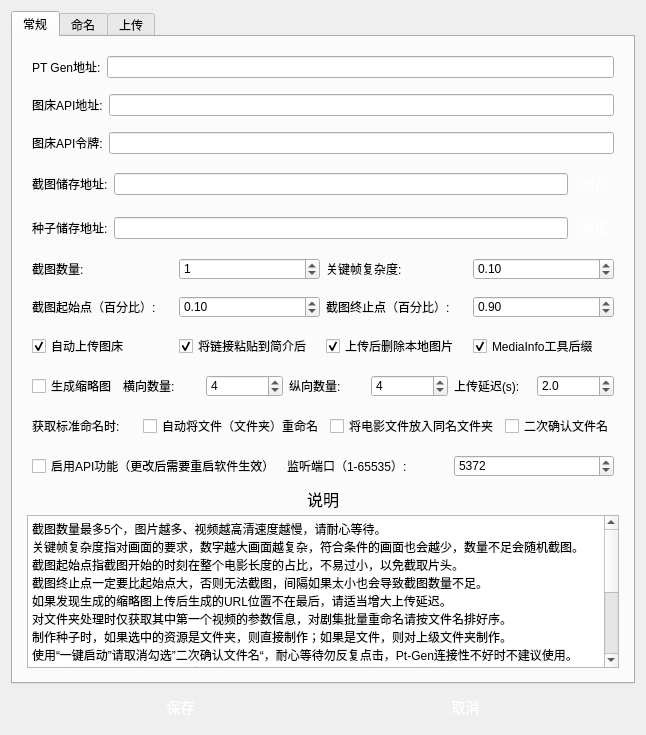
publish-helper/publish-helper, file src/gui/ui/settings.ui: the form before one commit.
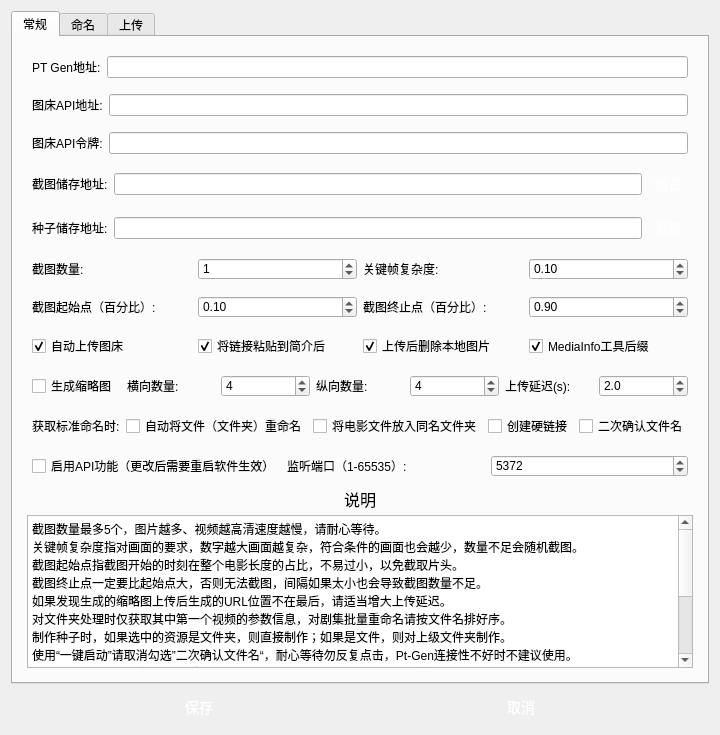
The form after the commit.

Commit message: Feat: 新增重命名前制作硬链接的功能（重命名将不再影响做种）。

```diff
--- a/src/gui/ui/settings.ui
+++ b/src/gui/ui/settings.ui
@@ -6,7 +6,7 @@
    <rect>
     <x>0</x>
     <y>0</y>
-    <width>646</width>
+    <width>709</width>
     <height>735</height>
    </rect>
   </property>
@@ -1364,6 +1364,41 @@
              </property>
             </widget>
            </item>
+           <item>
+            <widget class="QCheckBox" name="createHardLink">
+             <property name="styleSheet">
+              <string>QPushButton {
+    display: inline-block;
+    padding: 5px 5px;
+    font-size: 16px;
+    cursor: pointer;
+    text-align: center;
+    text-decoration: none;
+    outline: none;
+    color:#fff;
+    background-color: #559e24;
+    border: none;
+    border-radius: 15px;
+    box-shadow: 0 9px #999;
+}
+
+QPushButton:hover {
+background-color: #4a8821;
+}
+
+QPushButton:pressed {
+    background-color: #3c6f1b;
+}
+</string>
+             </property>
+             <property name="text">
+              <string>创建硬链接</string>
+             </property>
+             <property name="checked">
+              <bool>false</bool>
+             </property>
+            </widget>
+           </item>
            <item>
             <widget class="QCheckBox" name="secondConfirmFileName">
              <property name="styleSheet">
```
The commit also changes 8 other files.
